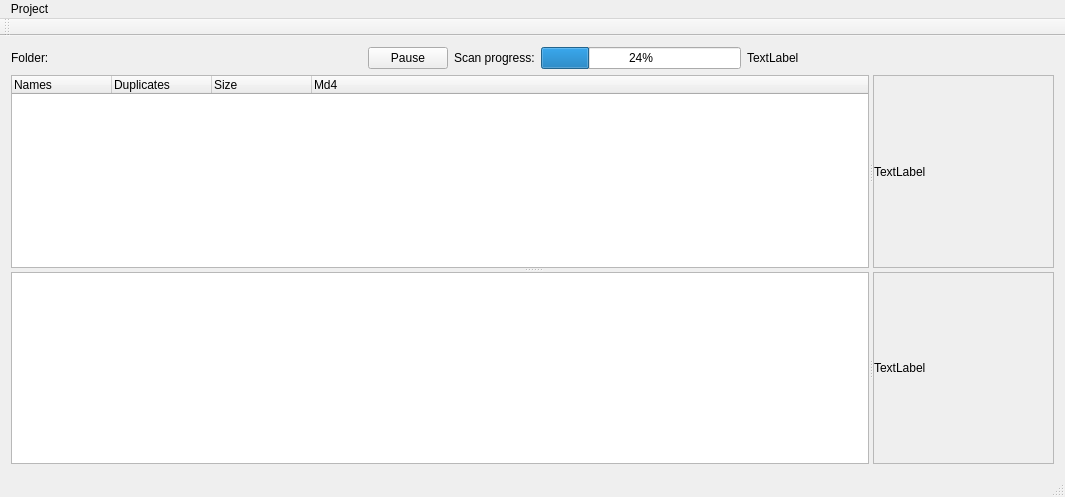
This is dude/MainWindow.ui in westerhofffl/vcard-editor as Qt 5 draws it before an edit. The edited form follows.
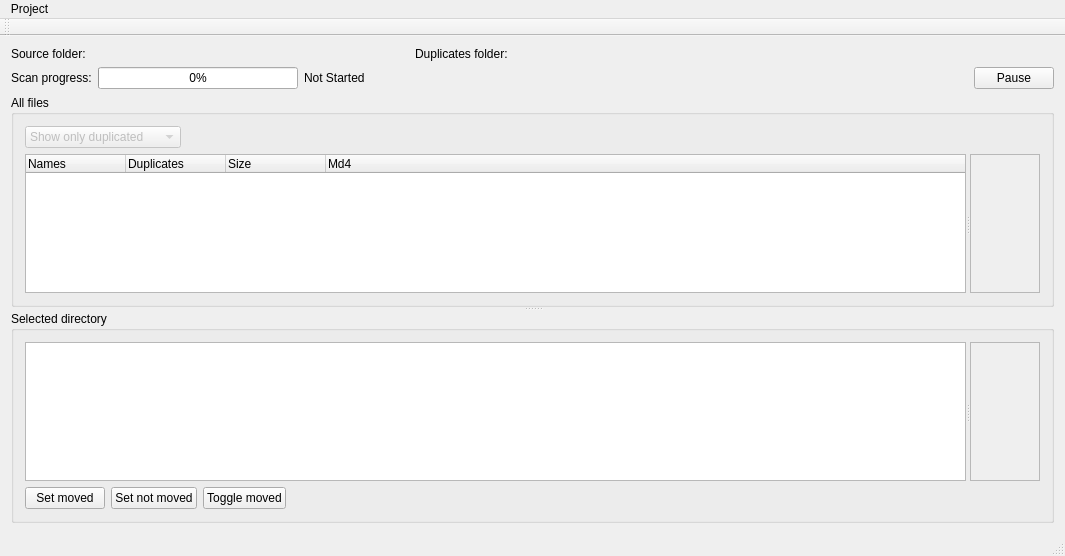
This is the edited form.

Commit message: * dude: move buttons

Patch:
```diff
--- a/dude/MainWindow.ui
+++ b/dude/MainWindow.ui
@@ -7,7 +7,7 @@
     <x>0</x>
     <y>0</y>
     <width>1065</width>
-    <height>497</height>
+    <height>556</height>
    </rect>
   </property>
   <property name="windowTitle">
@@ -26,7 +26,7 @@
          </sizepolicy>
         </property>
         <property name="text">
-         <string>Folder:</string>
+         <string>Source folder:</string>
         </property>
        </widget>
       </item>
@@ -50,18 +50,23 @@
        </widget>
       </item>
       <item>
-       <widget class="QPushButton" name="pauseButton">
-        <property name="sizePolicy">
-         <sizepolicy hsizetype="Fixed" vsizetype="Fixed">
-          <horstretch>0</horstretch>
-          <verstretch>0</verstretch>
-         </sizepolicy>
+       <widget class="QLabel" name="label">
+        <property name="text">
+         <string>Duplicates folder:</string>
         </property>
+       </widget>
+      </item>
+      <item>
+       <widget class="QLabel" name="duplicatesFolderLabel">
         <property name="text">
-         <string>Pause</string>
+         <string>&lt;none&gt;</string>
         </property>
        </widget>
       </item>
+     </layout>
+    </item>
+    <item>
+     <layout class="QHBoxLayout" name="horizontalLayout_2">
       <item>
        <widget class="QLabel" name="label_4">
         <property name="sizePolicy">
@@ -90,14 +95,27 @@
          </size>
         </property>
         <property name="value">
-         <number>24</number>
+         <number>0</number>
         </property>
        </widget>
       </item>
       <item>
        <widget class="QLabel" name="statusLabel">
         <property name="text">
-         <string>TextLabel</string>
+         <string>Not Started</string>
+        </property>
+       </widget>
+      </item>
+      <item>
+       <widget class="QPushButton" name="pauseButton">
+        <property name="sizePolicy">
+         <sizepolicy hsizetype="Fixed" vsizetype="Fixed">
+          <horstretch>0</horstretch>
+          <verstretch>0</verstretch>
+         </sizepolicy>
+        </property>
+        <property name="text">
+         <string>Pause</string>
         </property>
        </widget>
       </item>
@@ -108,6 +126,50 @@
       <property name="orientation">
        <enum>Qt::Vertical</enum>
       </property>
+      <widget class="QGroupBox" name="groupBox">
+       <property name="title">
+        <string>All files</string>
+       </property>
+       <layout class="QGridLayout" name="gridLayout_3">
+        <item row="0" column="0">
+         <widget class="QComboBox" name="comboBox">
+          <property name="enabled">
+           <bool>false</bool>
+          </property>
+          <property name="currentIndex">
+           <number>1</number>
+          </property>
+          <item>
+           <property name="text">
+            <string>Show all</string>
+           </property>
+          </item>
+          <item>
+           <property name="text">
+            <string>Show only duplicated</string>
+           </property>
+          </item>
+          <item>
+           <property name="text">
+            <string>Show only not resolved</string>
+           </property>
+          </item>
+         </widget>
+        </item>
+        <item row="0" column="1">
+         <spacer name="horizontalSpacer">
+          <property name="orientation">
+           <enum>Qt::Horizontal</enum>
+          </property>
+          <property name="sizeHint" stdset="0">
+           <size>
+            <width>828</width>
+            <height>20</height>
+           </size>
+          </property>
+         </spacer>
+        </item>
+        <item row="1" column="0" colspan="2">
       <widget class="QSplitter" name="splitter">
        <property name="orientation">
         <enum>Qt::Horizontal</enum>
@@ -143,8 +205,8 @@
           <rect>
            <x>0</x>
            <y>0</y>
-           <width>163</width>
-           <height>195</height>
+              <width>201</width>
+              <height>135</height>
           </rect>
          </property>
          <layout class="QGridLayout" name="gridLayout">
@@ -160,7 +222,7 @@
              </sizepolicy>
             </property>
             <property name="text">
-             <string>TextLabel</string>
+                <string>&lt;no preview&gt;</string>
             </property>
             <property name="scaledContents">
              <bool>false</bool>
@@ -171,6 +233,15 @@
         </widget>
        </widget>
       </widget>
+        </item>
+       </layout>
+      </widget>
+      <widget class="QGroupBox" name="groupBox_2">
+       <property name="title">
+        <string>Selected directory</string>
+       </property>
+       <layout class="QGridLayout" name="gridLayout_4">
+        <item row="0" column="0" colspan="4">
       <widget class="QSplitter" name="splitter_2">
        <property name="orientation">
         <enum>Qt::Horizontal</enum>
@@ -189,8 +260,8 @@
           <rect>
            <x>0</x>
            <y>0</y>
-           <width>163</width>
-           <height>194</height>
+              <width>201</width>
+              <height>135</height>
           </rect>
          </property>
          <layout class="QGridLayout" name="gridLayout_2">
@@ -200,13 +271,50 @@
           <item row="0" column="0">
            <widget class="QLabel" name="tablePreviewLabel">
             <property name="text">
-             <string>TextLabel</string>
+                <string>&lt;no preview&gt;</string>
             </property>
            </widget>
           </item>
          </layout>
         </widget>
        </widget>
+         </widget>
+        </item>
+        <item row="1" column="0">
+         <widget class="QPushButton" name="moveButton">
+          <property name="text">
+           <string>Set moved</string>
+          </property>
+         </widget>
+        </item>
+        <item row="1" column="1">
+         <widget class="QPushButton" name="unmoveButton">
+          <property name="text">
+           <string>Set not moved</string>
+          </property>
+         </widget>
+        </item>
+        <item row="1" column="2">
+         <widget class="QPushButton" name="toggleMoveButton">
+          <property name="text">
+           <string>Toggle moved</string>
+          </property>
+         </widget>
+        </item>
+        <item row="1" column="3">
+         <spacer name="horizontalSpacer_2">
+          <property name="orientation">
+           <enum>Qt::Horizontal</enum>
+          </property>
+          <property name="sizeHint" stdset="0">
+           <size>
+            <width>687</width>
+            <height>20</height>
+           </size>
+          </property>
+         </spacer>
+        </item>
+       </layout>
       </widget>
      </widget>
     </item>
```
Left out of the diff: 2 changed lines with no effect on the pictures. Lines whose indentation alone changed are shown as unchanged. The commit also changes 3 other files.
